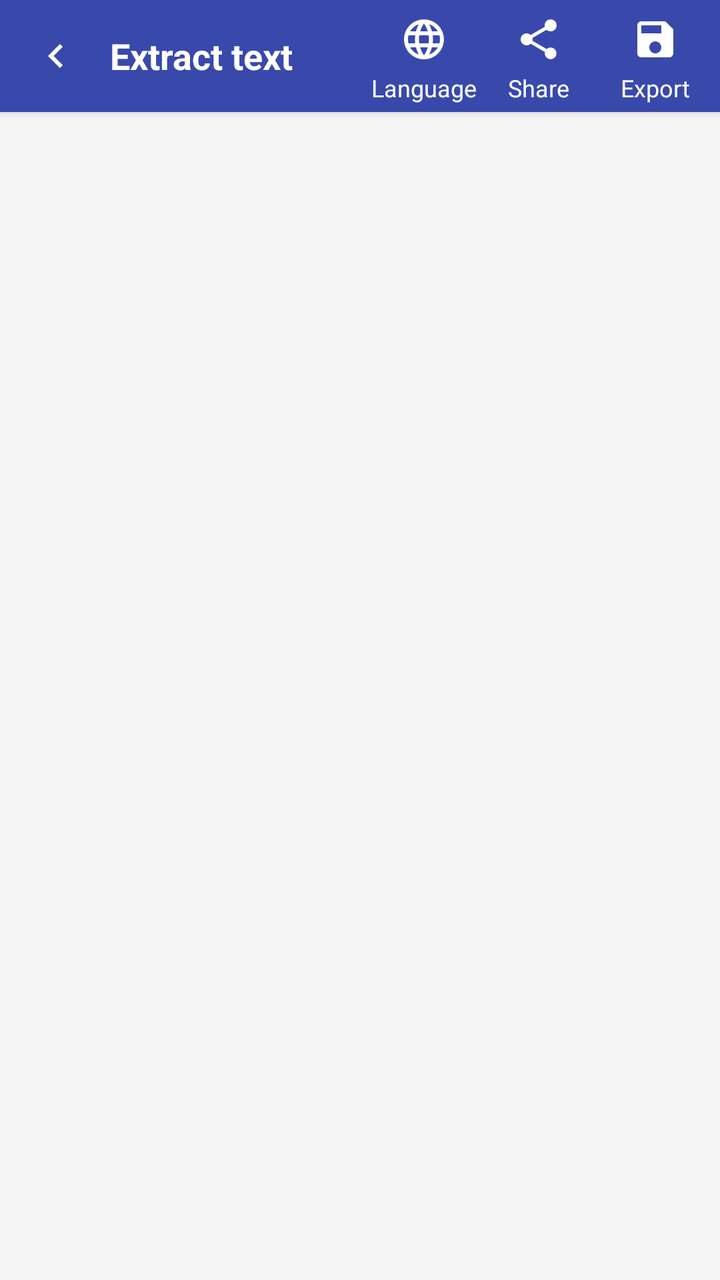
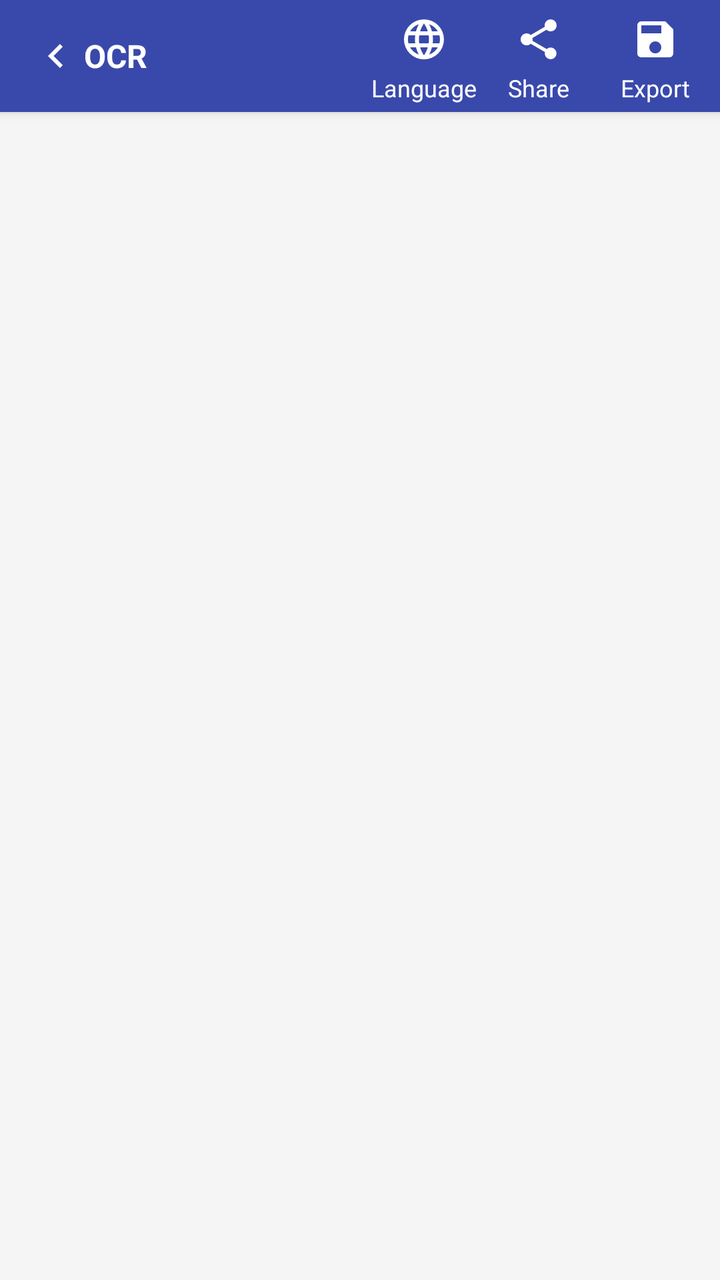

Before-and-after screenshots of an Android layout around one commit, followed by the original layout XML and the change that was made.
<!-- AndroidManifest.xml: application theme AppTheme -->
<!-- res/layout/activity_ocr.xml -->
<?xml version="1.0" encoding="utf-8"?>
<RelativeLayout xmlns:android="http://schemas.android.com/apk/res/android"
    xmlns:app="http://schemas.android.com/apk/res-auto"
    xmlns:tools="http://schemas.android.com/tools"
    android:layout_width="match_parent"
    android:layout_height="match_parent"
    android:background="@color/colorWhite"
    tools:context=".ocr.OcrActivity">




    <RelativeLayout
        android:layout_width="match_parent"
        android:layout_height="match_parent"
        android:layout_below="@id/toolbar"
        android:background="@color/colorBackground">


        <ScrollView
            android:layout_width="match_parent"
            android:layout_height="match_parent"
            android:layout_margin="10dp"
            android:scrollbars="vertical">


            <com.google.android.material.textview.MaterialTextView

                android:id="@+id/ocrTxt"

                android:layout_width="match_parent"
                android:layout_height="match_parent"
                android:textIsSelectable="true"
                android:textSize="18sp"></com.google.android.material.textview.MaterialTextView>


        </ScrollView>


    </RelativeLayout>


    <androidx.appcompat.widget.Toolbar
        android:id="@+id/toolbar"
        android:layout_width="match_parent"
        android:layout_height="wrap_content"

        android:layout_margin="0dp"
        android:background="@color/colorPrimary"
        android:contentInsetLeft="0dp"
        android:contentInsetRight="0dp"

        android:elevation="3dp"
        app:contentInsetEnd="0dp"
        app:contentInsetLeft="0dp"
        app:contentInsetRight="0dp"
        app:layout_constraintEnd_toEndOf="parent"
        app:layout_constraintStart_toStartOf="parent"
        app:layout_constraintTop_toTopOf="parent">


        <RelativeLayout

            android:id="@+id/toolbarRL"
            android:layout_width="match_parent"
            android:layout_height="wrap_content"
            android:background="@color/colorPrimary"

            android:minHeight="?attr/actionBarSize">


            <ImageView
                android:id="@+id/backIV"
                android:layout_width="wrap_content"
                android:layout_height="wrap_content"
                android:layout_centerVertical="true"
                android:layout_marginLeft="0dp"
                android:clickable="true"
                android:rotation="90"
                android:src="@drawable/baseline_keyboard_arrow_down_white_24"></ImageView>


            <RelativeLayout
                android:id="@+id/shareRL"
                android:layout_width="wrap_content"
                android:layout_height="wrap_content"

                android:layout_centerVertical="true"
                android:layout_marginRight="15dp"
                android:layout_toLeftOf="@id/saveRL"


                android:clickable="true"
                android:foreground="?android:selectableItemBackgroundBorderless">

                <ImageView
                    android:id="@+id/shareIV"
                    android:layout_width="wrap_content"
                    android:layout_height="wrap_content"
                    android:layout_centerHorizontal="true"
                    android:padding="4dp"
                    android:src="@drawable/baseline_share_white_24">

                </ImageView>

                <com.google.android.material.textview.MaterialTextView


                    android:layout_width="wrap_content"
                    android:layout_height="wrap_content"

                    android:layout_below="@id/shareIV"
                    android:layout_centerHorizontal="true"
                    android:maxLines="1"
                    android:text="Share"
                    android:textColor="@color/colorWhite"
                    android:textSize="12sp">

                </com.google.android.material.textview.MaterialTextView>


            </RelativeLayout>


            <RelativeLayout
                android:id="@+id/saveRL"
                android:layout_width="wrap_content"
                android:layout_height="wrap_content"
                android:layout_alignParentRight="true"
                android:layout_centerVertical="true"
                android:layout_marginLeft="10dp"
                android:layout_marginRight="15dp"
                android:clickable="true"
                android:foreground="?android:selectableItemBackgroundBorderless">

                <ImageView
                    android:id="@+id/saveIV"
                    android:layout_width="wrap_content"
                    android:layout_height="wrap_content"
                    android:layout_centerHorizontal="true"
                    android:padding="4dp"
                    android:src="@drawable/baseline_save_white_24">

                </ImageView>

                <com.google.android.material.textview.MaterialTextView


                    android:layout_width="wrap_content"
                    android:layout_height="wrap_content"

                    android:layout_below="@id/saveIV"
                    android:layout_centerHorizontal="true"
                    android:maxLines="1"
                    android:text="Export"
                    android:textColor="@color/colorWhite"
                    android:textSize="12sp">

                </com.google.android.material.textview.MaterialTextView>


            </RelativeLayout>


            <RelativeLayout
                android:id="@+id/langRL"
                android:layout_width="wrap_content"
                android:layout_height="wrap_content"
                android:layout_centerVertical="true"
                android:layout_marginLeft="10dp"
                android:layout_marginRight="15dp"
                android:layout_toLeftOf="@id/shareRL"
                android:clickable="true"
                android:foreground="?android:selectableItemBackgroundBorderless">

                <ImageView
                    android:id="@+id/langIV"
                    android:layout_width="wrap_content"
                    android:layout_height="wrap_content"
                    android:layout_centerHorizontal="true"
                    android:padding="4dp"
                    android:src="@drawable/baseline_language_white_24">

                </ImageView>

                <com.google.android.material.textview.MaterialTextView


                    android:layout_width="wrap_content"
                    android:layout_height="wrap_content"

                    android:layout_below="@id/langIV"
                    android:layout_centerHorizontal="true"
                    android:maxLines="1"
                    android:text="Language"
                    android:textColor="@color/colorWhite"
                    android:textSize="12sp">

                </com.google.android.material.textview.MaterialTextView>


            </RelativeLayout>


            <com.google.android.material.textview.MaterialTextView
                android:id="@+id/toolbarTitle"
                android:layout_width="match_parent"
                android:layout_height="wrap_content"
                android:layout_centerVertical="true"
                android:layout_marginLeft="15dp"
                android:layout_toRightOf="@id/backIV"
                android:maxLines="1"
                android:text="Extract text"
                android:textColor="@color/colorWhite"
                android:textSize="18sp"

                android:textStyle="bold"></com.google.android.material.textview.MaterialTextView>


        </RelativeLayout>


    </androidx.appcompat.widget.Toolbar>


</RelativeLayout>
<!-- resources referenced by this layout -->
<resources>
  <color name="colorBackground">#F5F5F5</color>
  <color name="colorPrimary">#3949ab</color>
  <color name="colorWhite">#FFFFFF</color>
  <!-- drawable baseline_keyboard_arrow_down_white_24: png bitmap (drawable-hdpi, 148 bytes) -->
  <!-- drawable baseline_language_white_24: png bitmap (drawable-hdpi, 562 bytes) -->
  <!-- drawable baseline_save_white_24: png bitmap (drawable-hdpi, 283 bytes) -->
  <!-- drawable baseline_share_white_24: png bitmap (drawable-hdpi, 400 bytes) -->
  <style name="AppTheme" parent="Theme.MaterialComponents.Light.NoActionBar">
          
          <item name="colorPrimary">@color/colorPrimary</item>
          <item name="colorPrimaryDark">@color/colorPrimaryDark</item>
          <item name="colorAccent">@color/colorAccent</item>
          <item name="android:itemBackground">@color/colorWhite</item>
          <item name="android:textColor">@color/colorBlack</item>
          <item name="android:windowBackground">@drawable/main_activity_theme_bg</item>
  
  
  
  
  
  
  
      </style>
  <color name="colorPrimaryDark">#3949ab</color>
  <color name="colorAccent">#2962FF</color>
  <color name="colorBlack">#000</color>
  <!-- drawable main_activity_theme_bg (drawable) -->
  <?xml version="1.0" encoding="utf-8"?>
  <layer-list xmlns:android="http://schemas.android.com/apk/res/android">
  
  
      <item>
          <color android:color="@color/colorWhite" />
      </item>
  
  
      <item>
          <bitmap
              android:gravity="center"
              android:src="@drawable/icon_final_512"
              android:tileMode="disabled" />
  
  
      </item>
  
      <item
  
          android:bottom="30dp"
          >
          <bitmap
  
              android:gravity="bottom|center_horizontal"
              android:src="@drawable/splash_bottom_text"
              android:tileMode="disabled" />
      </item>
  
  
  </layer-list>
  <!-- drawable icon_final_512: png bitmap (drawable-hdpi, 7628 bytes) -->
  <!-- drawable splash_bottom_text: png bitmap (drawable-hdpi, 3357 bytes) -->
</resources>

<!-- the commit's change to res/layout/activity_ocr.xml (unified diff, before → after) -->
@@ -203,16 +203,18 @@
 
 
             <com.google.android.material.textview.MaterialTextView
+                android:layout_toLeftOf="@id/langRL"
                 android:id="@+id/toolbarTitle"
                 android:layout_width="match_parent"
                 android:layout_height="wrap_content"
                 android:layout_centerVertical="true"
-                android:layout_marginLeft="15dp"
+                android:layout_marginLeft="2dp"
+                android:layout_marginRight="5dp"
                 android:layout_toRightOf="@id/backIV"
-                android:maxLines="1"
-                android:text="Extract text"
+                android:maxLines="2"
+                android:text="OCR"
                 android:textColor="@color/colorWhite"
-                android:textSize="18sp"
+                android:textSize="16sp"
 
                 android:textStyle="bold"></com.google.android.material.textview.MaterialTextView>
 
